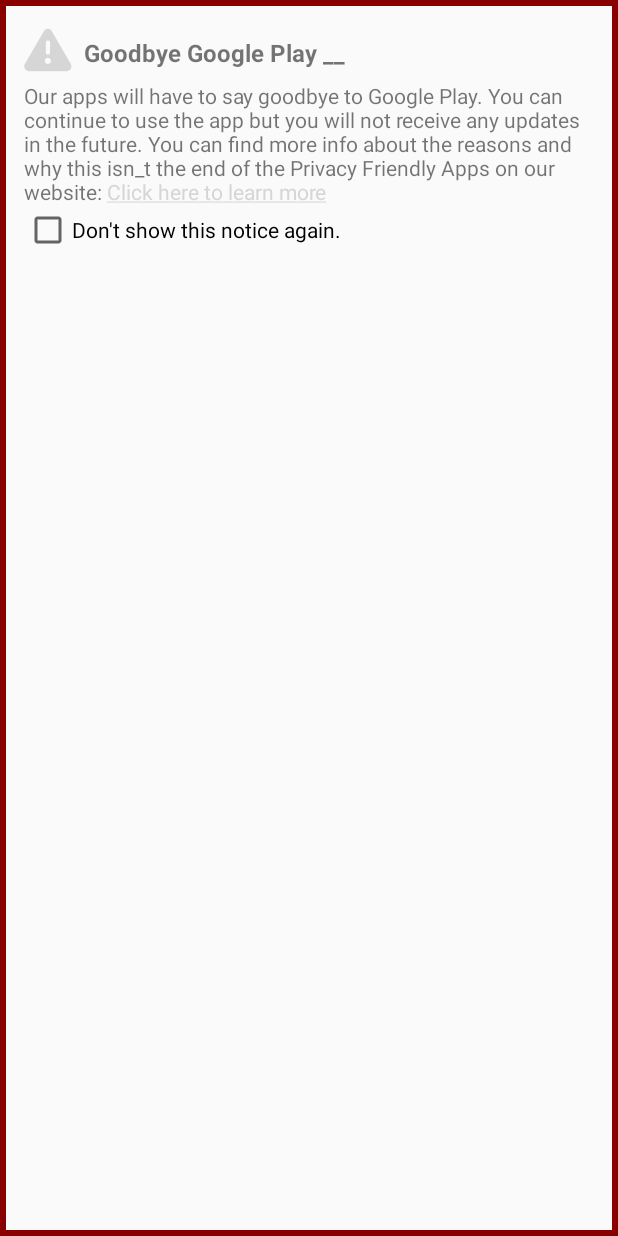
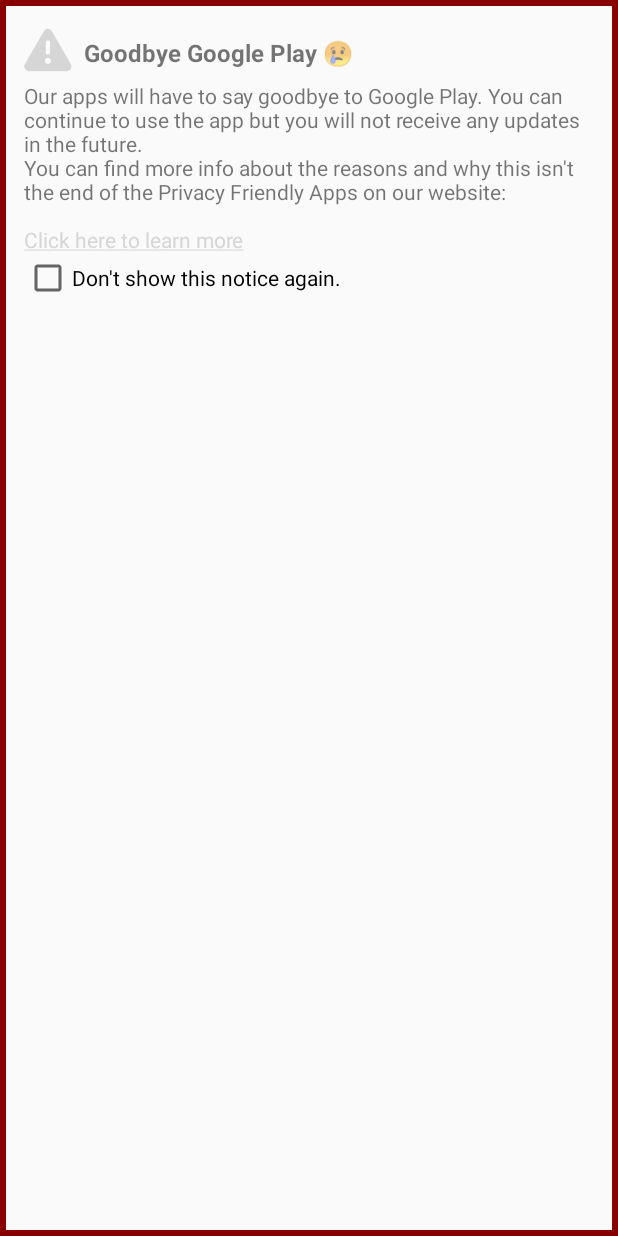
Before and after one commit to SecUSo/privacy-friendly-circuit-training-exercises, an Android app: the layout dialog_goodbye_google.xml on its own in the app's theme, with its tools: preview values and no code run, on a phone screen of 412 x 824 dp. Run offline under Robolectric (Android 15) with nearby library versions, the phone set to English and light mode, and no system bars.

Commit message:
Fixes character encoding errors due to unsupported terminal font

```diff
--- a/app/src/main/res/values/strings.xml
+++ b/app/src/main/res/values/strings.xml
@@ -237,11 +237,7 @@
 
     <string name="request_schedule_exact_alarm_permission">In order to send you motivation alerts, the permission to set an alarm is needed. Do you want to grant the permission now?</string>
 
-	<string name="dialog_goodbye_google_title">Goodbye Google Play __</string>
-	<string name="dialog_goodbye_google_desc">Our apps will have to say goodbye to Google Play. You can continue to use the app but you will not receive any updates in the future.
-You can find more info about the reasons and why this isn_t the end of the Privacy Friendly Apps on our website:
-
-<a href="https://secuso.aifb.kit.edu/english/2809.php">Click here to learn more</a>
-	</string>
+	<string name="dialog_goodbye_google_title">Goodbye Google Play 😢</string>
+	<string name="dialog_goodbye_google_desc">Our apps will have to say goodbye to Google Play. You can continue to use the app but you will not receive any updates in the future.\nYou can find more info about the reasons and why this isn\'t the end of the Privacy Friendly Apps on our website:\n\n<a href="https://secuso.aifb.kit.edu/english/2809.php">Click here to learn more</a></string>
 	<string name="dialog_goodbye_google_deactivate_notice">Don\'t show this notice again.</string>
 </resources>
```
Also changed, not shown: 1 other file.
